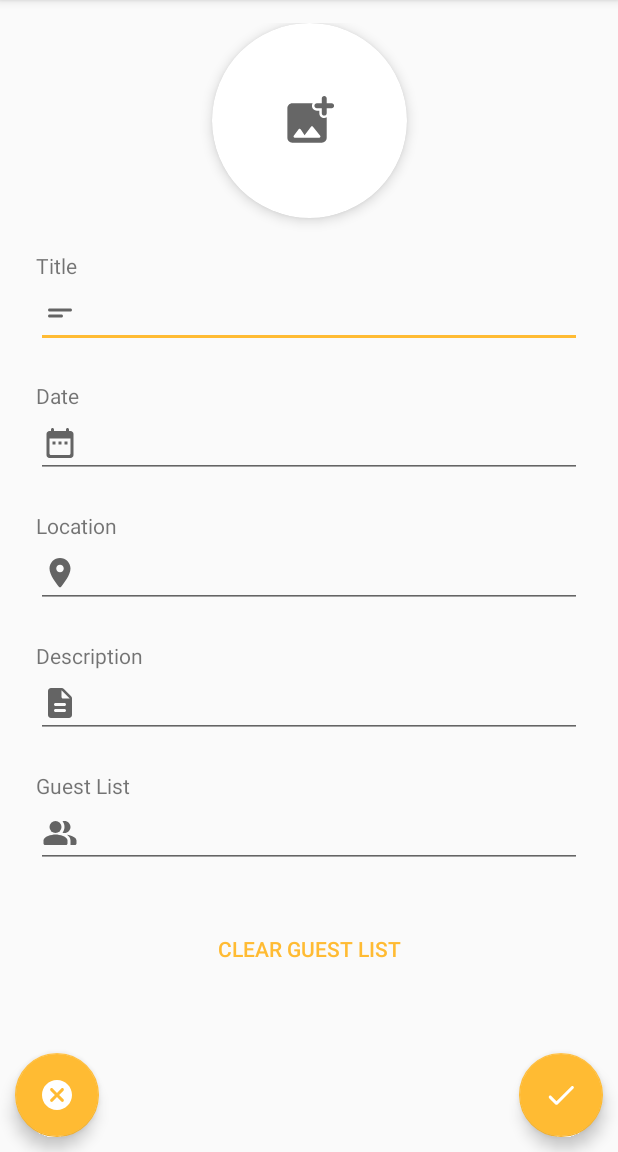
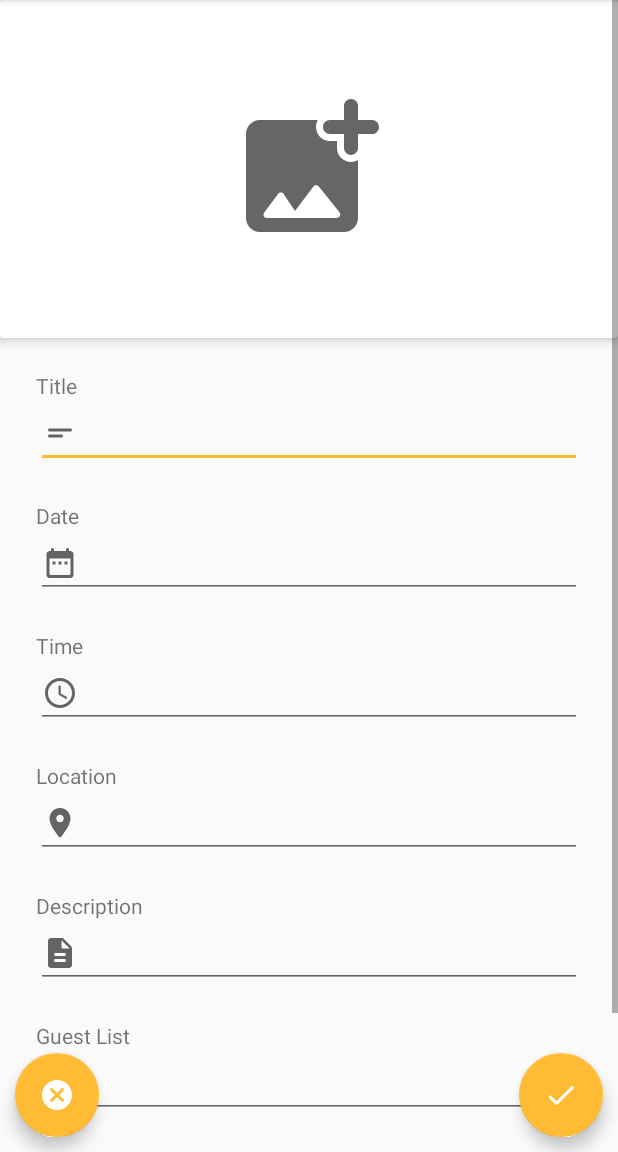
Before and after one commit to WillMahler/gather, an Android app: the CreateEventActivity screen opened directly, with no data from a screen before it, on a phone screen of 412 x 824 dp, the part 84-1236 px from its top. Run offline under Robolectric (Android 15) with nearby library versions, the phone set to English and light mode, and no system bars; our stand-ins replace Firebase (no records; nobody signed in at launch, a user with empty details on screens opened directly); pictures from the network do not load; 2 statements that could not run were skipped.

Commit message:
Implemented time picker in createEvent activity. (#110)
Time formatted and saved with events in database and loaded when editing events.

```diff
--- a/app/app/src/main/java/com/WKNS/gather/CreateEventActivity.java
+++ b/app/app/src/main/java/com/WKNS/gather/CreateEventActivity.java
@@ -2,6 +2,7 @@ package com.WKNS.gather;
 
 import android.app.AlertDialog;
 import android.app.DatePickerDialog;
+import android.app.TimePickerDialog;
 import android.content.Context;
 import android.content.DialogInterface;
 import android.content.Intent;
@@ -29,7 +30,9 @@ import androidx.recyclerview.widget.RecyclerView;
 import com.WKNS.gather.databaseModels.Events.Attendee;
 import com.WKNS.gather.databaseModels.Events.Event;
 import com.WKNS.gather.databaseModels.Users.User;
+import com.WKNS.gather.helperMethods.DateFormatter;
 import com.WKNS.gather.helperMethods.DownloadImageTask;
+import com.WKNS.gather.helperMethods.TimePicker;
 import com.WKNS.gather.recyclerViews.adapters.GuestListRecyclerViewAdapter;
 import com.WKNS.gather.recyclerViews.clickListeners.OnRemoveClickListener;
 import com.google.android.gms.tasks.Continuation;
@@ -63,7 +66,7 @@ import java.util.UUID;
 import java.util.HashMap;
 import java.util.Map;
 
-public class CreateEventActivity extends AppCompatActivity {
+public class CreateEventActivity extends AppCompatActivity implements TimePickerDialog.OnTimeSetListener {
 
     public static String TAG = CreateEventActivity.class.getSimpleName();
 
@@ -88,7 +91,7 @@ public class CreateEventActivity extends AppCompatActivity {
 
     private Toolbar actionbar;
     private ImageView mEventImage;
-    private EditText mTitle, mDate, mLocation, mDescription, mGuestListView;
+    private EditText mTitle, mDate, mTime, mLocation, mDescription, mGuestListView;
     private Button mClearGuestList;
     private FloatingActionButton mFabCancel, mFabDone;
 
@@ -105,6 +108,7 @@ public class CreateEventActivity extends AppCompatActivity {
         mEventImage = findViewById(R.id.imageView_createEvent_displayPic);
         mTitle = findViewById(R.id.editText_createEvent_title);
         mDate = findViewById(R.id.editText_createEvent_date);
+        mTime =findViewById(R.id.editText_createEvent_time);
         mLocation = findViewById(R.id.editText_createEvent_location);
         mDescription = findViewById(R.id.editText_createEvent_description);
         mGuestListView = findViewById(R.id.editText_guest_list);
@@ -174,6 +178,24 @@ public class CreateEventActivity extends AppCompatActivity {
             @Override
             public void onClick(View v) {
                 showDatePicker();
+            }
+        });
+
+        mTime.setOnFocusChangeListener(new View.OnFocusChangeListener() {
+            @Override
+            public void onFocusChange(View v, boolean hasFocus) {
+                if(hasFocus) {
+                    TimePicker timePicker = new TimePicker();
+                    timePicker.show(getSupportFragmentManager(), "time picker");
+                }
+            }
+        });
+
+        mTime.setOnClickListener(new View.OnClickListener() {
+            @Override
+            public void onClick(View v) {
+                TimePicker timePicker = new TimePicker();
+                timePicker.show(getSupportFragmentManager(), "time picker");
             }
         });
 
@@ -401,6 +423,11 @@ public class CreateEventActivity extends AppCompatActivity {
         dialog.show();
     }
 
+    @Override
+    public void onTimeSet(android.widget.TimePicker view, int hourOfDay, int minute) {
+        mTime.setText(DateFormatter.getFormattedTime(hourOfDay, minute));
+    }
+
     private void showGuestDialog(View v) {
         LinearLayout container = new LinearLayout(context);
         container.setOrientation(LinearLayout.VERTICAL);
@@ -489,8 +516,8 @@ public class CreateEventActivity extends AppCompatActivity {
         mTitle.setText(event.getTitle());
         mLocation.setText(event.getLocation());
         mDescription.setText(event.getDescription());
-
         mDate.setText(new SimpleDateFormat("dd/MM/yyyy").format(event.getDate()));
+        mTime.setText(event.getTime());
 
         db.collection("events")
                 .document(event.getEventID())
@@ -520,6 +547,7 @@ public class CreateEventActivity extends AppCompatActivity {
     private boolean validateData() {
         String title = mTitle.getText().toString().trim();
         String date = mDate.getText().toString().trim();
+        String time = mTime.getText().toString().trim();
         String location = mLocation.getText().toString().trim();
         String description = mDescription.getText().toString().trim();
 
@@ -530,7 +558,10 @@ public class CreateEventActivity extends AppCompatActivity {
         }
         if (date.isEmpty()) {
             mDate.setError("Date is required.");
-            //mDate.requestFocus();
+            return false;
+        }
+        if (time.isEmpty()) {
+            mDate.setError("Time is required.");
             return false;
         }
         if (location.isEmpty()) {
@@ -561,12 +592,13 @@ public class CreateEventActivity extends AppCompatActivity {
         String title = mTitle.getText().toString().trim();
         String dateString = mDate.getText().toString().trim();
         Date date = new SimpleDateFormat("dd/MM/yyyy").parse(dateString);
+        String time = mTime.getText().toString().trim();
         String location = mLocation.getText().toString().trim();
         String description = mDescription.getText().toString().trim();
 
         // Instantiate New Event Object
         com.WKNS.gather.databaseModels.Events.Event event = new Event(title, description, ownerID, ownerFirst,
-                ownerLast, date, location, isPublished, imageURL);
+                ownerLast, date, time, location, isPublished, imageURL);
 
         // Add event to events collection, if it doesn't already exist.
         // Otherwise, update the event document.
--- a/app/app/src/main/java/com/WKNS/gather/databaseModels/Events/Event.java
+++ b/app/app/src/main/java/com/WKNS/gather/databaseModels/Events/Event.java
@@ -17,6 +17,7 @@ public class Event {
     private String ownerLastName;
 
     private Date date;
+    private String time;
     private String location;
     private boolean published;
     private String photoURL;
@@ -26,13 +27,14 @@ public class Event {
     public Event(){ }
 
     public Event(String title, String description, String ownerID, String ownerFirstName,
-                 String ownerLastName, Date date, String location, boolean published, String photoURL) {
+                 String ownerLastName, Date date, String time, String location, boolean published, String photoURL) {
         this.title = title;
         this.description = description;
         this.ownerID = ownerID;
         this.ownerFirstName = ownerFirstName;
         this.ownerLastName = ownerLastName;
         this.date = date;
+        this.time = time;
         this.location = location;
         this.published = published;
         this.photoURL = photoURL;
@@ -46,6 +48,7 @@ public class Event {
     public void setOwnerFirstName(String ownerFirstName) { this.ownerFirstName = ownerFirstName; }
     public void setOwnerLastName(String ownerLastName){ this.ownerLastName = ownerLastName; }
     public void setDate(Date date) { this.date = date; }
+    public void setTime(String time) { this.time = time; }
     public void setLocation(String location) { this.location = location; }
     public void setPublished(boolean published) { this.published = published; }
     public void setPhotoURL(String url) { this.photoURL = url; }
@@ -60,6 +63,7 @@ public class Event {
     public String getOwnerFirstName(){ return this.ownerFirstName; }
     public String getOwnerLastName(){ return this.ownerLastName; }
     public Date getDate() { return this.date; }
+    public String getTime() { return this.time; }
     public String getLocation() {return this.location; }
     public boolean isPublished() { return this.published; }
     public String getPhotoURL() { return this.photoURL; }
--- a/app/app/src/main/java/com/WKNS/gather/helperMethods/DateFormatter.java
+++ b/app/app/src/main/java/com/WKNS/gather/helperMethods/DateFormatter.java
@@ -29,7 +29,7 @@ public class DateFormatter {
         return b.toString();
     }
 
-    private static String getFormattedTime(int hour, int minutes) {
+    public static String getFormattedTime(int hour, int minutes) {
         StringBuilder b = new StringBuilder();
 
         boolean isPM = (hour >= 13);
--- /dev/null
+++ b/app/app/src/main/res/drawable/ic_round_access_time_24.xml
@@ -0,0 +1,10 @@
+<vector xmlns:android="http://schemas.android.com/apk/res/android"
+    android:width="24dp"
+    android:height="24dp"
+    android:viewportWidth="24"
+    android:viewportHeight="24"
+    android:tint="?attr/colorControlNormal">
+  <path
+      android:fillColor="@android:color/white"
+      android:pathData="M11.99,2C6.47,2 2,6.48 2,12s4.47,10 9.99,10C17.52,22 22,17.52 22,12S17.52,2 11.99,2zM12,20c-4.42,0 -8,-3.58 -8,-8s3.58,-8 8,-8 8,3.58 8,8 -3.58,8 -8,8zM11.78,7h-0.06c-0.4,0 -0.72,0.32 -0.72,0.72v4.72c0,0.35 0.18,0.68 0.49,0.86l4.15,2.49c0.34,0.2 0.78,0.1 0.98,-0.24 0.21,-0.34 0.1,-0.79 -0.25,-0.99l-3.87,-2.3L12.5,7.72c0,-0.4 -0.32,-0.72 -0.72,-0.72z"/>
+</vector>
--- a/app/app/src/main/res/layout/activity_create_event.xml
+++ b/app/app/src/main/res/layout/activity_create_event.xml
@@ -20,14 +20,12 @@
         <androidx.constraintlayout.widget.ConstraintLayout
             android:layout_width="match_parent"
             android:layout_height="wrap_content"
-            android:paddingTop="15dp"
-            android:paddingBottom="30dp">
+            android:paddingBottom="50dp">
 
             <androidx.cardview.widget.CardView
                 android:id="@+id/imgCard"
-                android:layout_width="130dp"
-                android:layout_height="130dp"
-                app:cardCornerRadius="250dp"
+                android:layout_width="match_parent"
+                android:layout_height="225dp"
                 app:cardElevation="5dp"
                 app:layout_constraintEnd_toEndOf="parent"
                 app:layout_constraintStart_toStartOf="parent"
@@ -37,8 +35,8 @@
                     android:id="@+id/imageView_createEvent_displayPic"
                     android:layout_width="match_parent"
                     android:layout_height="match_parent"
-                    android:padding="45dp"
                     android:scaleType="centerCrop"
+                    android:padding="150dp"
                     android:src="@drawable/ic_round_add_photo_alternate_24"/>
             </androidx.cardview.widget.CardView>
 
@@ -67,7 +65,7 @@
                 app:layout_constraintTop_toBottomOf="@+id/textView_createEvent_title" />
 
             <TextView
-                android:id="@+id/textView_createEvent_password"
+                android:id="@+id/textView_createEvent_date"
                 android:layout_width="wrap_content"
                 android:layout_height="wrap_content"
                 android:layout_marginStart="@dimen/horizontal_padding_general"
@@ -88,7 +86,31 @@
                 android:ems="10"
                 app:layout_constraintEnd_toEndOf="parent"
                 app:layout_constraintStart_toStartOf="parent"
-                app:layout_constraintTop_toBottomOf="@+id/textView_createEvent_password" />
+                app:layout_constraintTop_toBottomOf="@+id/textView_createEvent_date" />
+
+            <TextView
+                android:id="@+id/textView_createEvent_time"
+                android:layout_width="wrap_content"
+                android:layout_height="wrap_content"
+                android:layout_marginStart="@dimen/horizontal_padding_general"
+                android:layout_marginTop="22dp"
+                android:labelFor="@id/editText_createEvent_date"
+                android:text="@string/label_event_time"
+                app:layout_constraintStart_toStartOf="parent"
+                app:layout_constraintTop_toBottomOf="@+id/editText_createEvent_date" />
+
+            <EditText
+                android:id="@+id/editText_createEvent_time"
+                android:layout_width="0dp"
+                android:layout_height="wrap_content"
+                android:layout_marginStart="@dimen/horizontal_padding_general"
+                android:layout_marginEnd="@dimen/horizontal_padding_general"
+                android:drawableStart="@drawable/ic_round_access_time_24"
+                android:editable="false"
+                android:ems="10"
+                app:layout_constraintEnd_toEndOf="parent"
+                app:layout_constraintStart_toStartOf="parent"
+                app:layout_constraintTop_toBottomOf="@+id/textView_createEvent_time" />
 
             <TextView
                 android:id="@+id/textView_createEvent_location"
@@ -99,7 +121,7 @@
                 android:labelFor="@id/editText_createEvent_location"
                 android:text="@string/label_event_location"
                 app:layout_constraintStart_toStartOf="parent"
-                app:layout_constraintTop_toBottomOf="@+id/editText_createEvent_date" />
+                app:layout_constraintTop_toBottomOf="@+id/editText_createEvent_time" />
 
             <EditText
                 android:id="@+id/editText_createEvent_location"
--- a/app/app/src/main/res/values/strings.xml
+++ b/app/app/src/main/res/values/strings.xml
@@ -37,6 +37,7 @@
     <!--create event activity-->
     <string name="label_event_title">Title</string>
     <string name="label_event_date">Date</string>
+    <string name="label_event_time">Time</string>
     <string name="label_event_location">Location</string>
     <string name="label_event_description">Description</string>
     <string name="label_guest_list">Guest List</string>
```
Also changed, not shown: app/app/src/main/java/com/WKNS/gather/helperMethods/TimePicker.java (added, +25 -0 lines), app/app/src/main/java/com/WKNS/gather/ui/tabbedViewFragments/EventDetailsSummary.java (+5 -4 lines).
